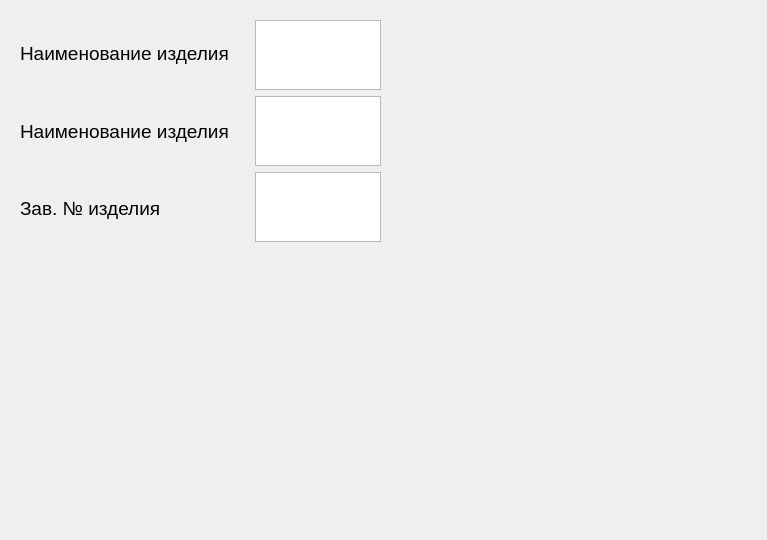
This is button_window  ney str/secondwindow.ui in Brom-nn/Qt4_Shell as Qt 5 draws it before an edit. The edited form follows.
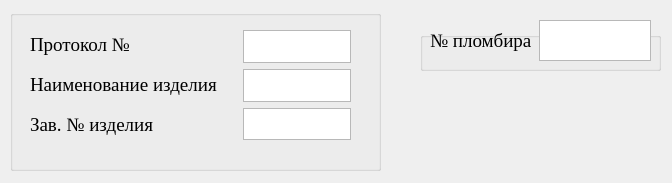
This is the edited form.

Diff of the .ui file:
```diff
--- a/button_window  ney str/secondwindow.ui
+++ b/button_window  ney str/secondwindow.ui
@@ -6,12 +6,19 @@
    <rect>
     <x>0</x>
     <y>0</y>
-    <width>767</width>
-    <height>540</height>
+    <width>672</width>
+    <height>183</height>
    </rect>
   </property>
+  <property name="maximumSize">
+   <size>
+    <width>16777215</width>
+    <height>16000000</height>
+   </size>
+  </property>
   <property name="font">
    <font>
+    <family>Times New Roman</family>
     <pointsize>14</pointsize>
     <weight>50</weight>
     <bold>false</bold>
@@ -26,26 +33,53 @@
   <property name="inputMethodHints">
    <set>Qt::ImhNone</set>
   </property>
+  <widget class="QGroupBox" name="groupBox">
+   <property name="geometry">
+    <rect>
+     <x>10</x>
+     <y>10</y>
+     <width>371</width>
+     <height>161</height>
+    </rect>
+   </property>
+   <property name="title">
+    <string/>
+   </property>
   <widget class="QWidget" name="horizontalLayoutWidget">
    <property name="geometry">
     <rect>
      <x>10</x>
      <y>10</y>
-     <width>381</width>
-     <height>151</height>
-    </rect>
-   </property>
-   <layout class="QHBoxLayout" name="horizontalLayout" stretch="0,0,0">
+      <width>341</width>
+      <height>131</height>
+     </rect>
+    </property>
+    <layout class="QHBoxLayout" name="horizontalLayout" stretch="10,10">
+     <property name="spacing">
+      <number>6</number>
+     </property>
     <property name="sizeConstraint">
-     <enum>QLayout::SetMinimumSize</enum>
+      <enum>QLayout::SetNoConstraint</enum>
+     </property>
+     <property name="leftMargin">
+      <number>0</number>
+     </property>
+     <property name="topMargin">
+      <number>0</number>
+     </property>
+     <property name="rightMargin">
+      <number>0</number>
+     </property>
+     <property name="bottomMargin">
+      <number>1</number>
     </property>
     <item>
-     <layout class="QVBoxLayout" name="verticalLayout" stretch="0,0,0">
+      <layout class="QVBoxLayout" name="verticalLayout" stretch="5,5,5">
       <property name="spacing">
        <number>10</number>
       </property>
       <property name="sizeConstraint">
-       <enum>QLayout::SetMinimumSize</enum>
+        <enum>QLayout::SetNoConstraint</enum>
       </property>
       <property name="leftMargin">
        <number>10</number>
@@ -62,7 +96,7 @@
       <item>
        <widget class="QLabel" name="label_2">
         <property name="text">
-         <string>Наименование изделия</string>
+          <string>Протокол №</string>
         </property>
        </widget>
       </item>
@@ -82,19 +116,6 @@
       </item>
      </layout>
     </item>
-    <item>
-     <spacer name="horizontalSpacer">
-      <property name="orientation">
-       <enum>Qt::Horizontal</enum>
-      </property>
-      <property name="sizeHint" stdset="0">
-       <size>
-        <width>20</width>
-        <height>30</height>
-       </size>
-      </property>
-     </spacer>
-    </item>
     <item>
      <layout class="QVBoxLayout" name="verticalLayout_2" stretch="1,0,0">
       <property name="sizeConstraint">
@@ -113,7 +134,11 @@
        <number>10</number>
       </property>
       <item>
-       <widget class="QTextEdit" name="textEdit_4"/>
+        <widget class="QTextEdit" name="textEdit_4">
+         <property name="tabStopDistance">
+          <double>60.000000000000000</double>
+         </property>
+        </widget>
       </item>
       <item>
        <widget class="QTextEdit" name="textEdit_5">
@@ -133,11 +158,60 @@
           <verstretch>0</verstretch>
          </sizepolicy>
         </property>
+         <property name="font">
+          <font>
+           <family>Times New Roman</family>
+           <pointsize>12</pointsize>
+          </font>
+         </property>
+         <property name="inputMethodHints">
+          <set>Qt::ImhNone</set>
+         </property>
        </widget>
       </item>
      </layout>
     </item>
    </layout>
+   </widget>
+  </widget>
+  <widget class="QGroupBox" name="groupBox_2">
+   <property name="geometry">
+    <rect>
+     <x>420</x>
+     <y>10</y>
+     <width>241</width>
+     <height>61</height>
+    </rect>
+   </property>
+   <property name="title">
+    <string> </string>
+   </property>
+   <widget class="QWidget" name="">
+    <property name="geometry">
+     <rect>
+      <x>10</x>
+      <y>10</y>
+      <width>221</width>
+      <height>41</height>
+     </rect>
+    </property>
+    <layout class="QHBoxLayout" name="horizontalLayout_2">
+     <item>
+      <widget class="QLabel" name="label_4">
+       <property name="text">
+        <string>№ пломбира</string>
+       </property>
+      </widget>
+     </item>
+     <item>
+      <widget class="QTextEdit" name="textEdit_6">
+       <property name="tabStopDistance">
+        <double>60.000000000000000</double>
+       </property>
+      </widget>
+     </item>
+    </layout>
+   </widget>
   </widget>
  </widget>
  <resources/>
```
Lines whose indentation alone changed are shown as unchanged.
